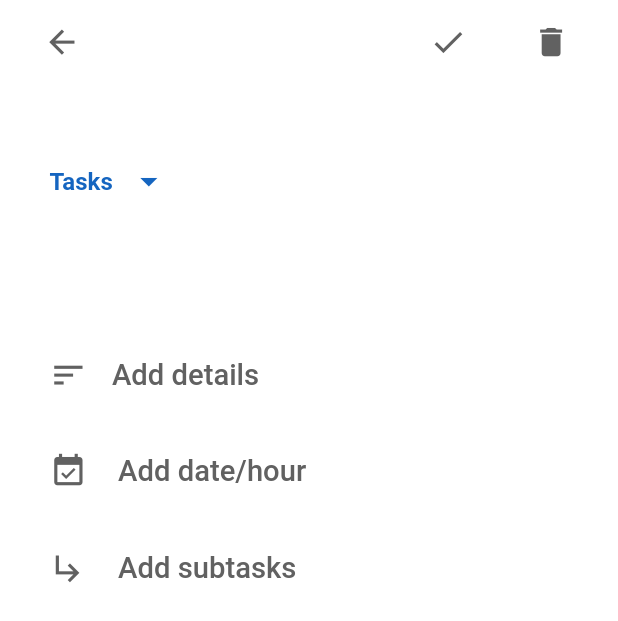
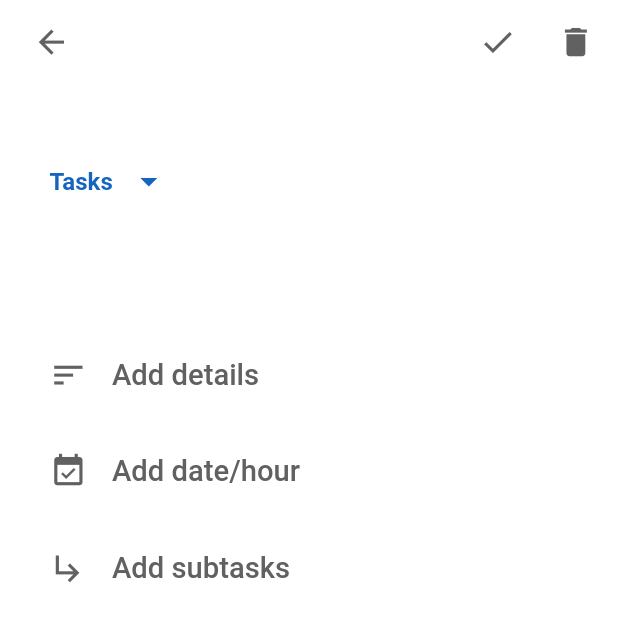
Before and after one commit to jakubjaniec/google-tasks-clone, a Flutter app: the DetailsScreen screen opened directly with empty values, on a phone screen of 412 x 824 dp. Shown: the top 621 px of the screen. Run offline on Flutter 3.47's test engine with Material 2 defaults, Android fonts, the phone set to English and light mode, and no system bars; our stand-ins replace device_preview, localstorage, sliding_up_panel.

Commit message:
Make few small changes related to the UI

```diff
--- a/lib/widgets/details/app_bar.dart
+++ b/lib/widgets/details/app_bar.dart
@@ -22,7 +22,7 @@ class DetailsAppBar extends StatelessWidget implements PreferredSizeWidget {
       backgroundColor: Colors.transparent,
       iconTheme: IconThemeData(color: Colors.grey[700]),
       leading: Padding(
-        padding: EdgeInsets.only(left: size.width * 0.05),
+        padding: EdgeInsets.only(left: size.width * 0.03),
         child: IconButton(
           icon: const Icon(Icons.arrow_back),
           iconSize: state.getAdaptiveTextSize(context, 22),
@@ -38,7 +38,7 @@ class DetailsAppBar extends StatelessWidget implements PreferredSizeWidget {
           onPressed: () => state.markDone(index, context, 'details'),
         ),
         Padding(
-          padding: EdgeInsets.symmetric(horizontal: size.width * 0.05),
+          padding: EdgeInsets.symmetric(horizontal: size.width * 0.01),
           child: IconButton(
             icon: const Icon(Icons.delete),
             iconSize: state.getAdaptiveTextSize(context, 22),
--- a/lib/widgets/details/option.dart
+++ b/lib/widgets/details/option.dart
@@ -46,7 +46,7 @@ class Option extends StatelessWidget {
               )
             else
               Padding(
-                padding: EdgeInsets.only(left: size.width * 0.02),
+                padding: EdgeInsets.only(left: size.width * 0.01),
                 child: FlatButton(
                   textColor: Colors.grey[700],
                   padding: EdgeInsets.symmetric(horizontal: size.width * 0.03),
--- a/lib/widgets/home/bottom_bar.dart
+++ b/lib/widgets/home/bottom_bar.dart
@@ -55,7 +55,7 @@ class AddTaskPanelButton extends StatelessWidget {
           child: Icon(
             Icons.add,
             color: Colors.blue[600],
-            size: state.getAdaptiveTextSize(context, 28),
+            size: state.getAdaptiveTextSize(context, 34),
           ),
         ),
       ),
--- a/lib/widgets/home/list_title.dart
+++ b/lib/widgets/home/list_title.dart
@@ -16,11 +16,11 @@ class ListTitle extends StatelessWidget {
       children: [
         Padding(
           padding: EdgeInsets.symmetric(
-              horizontal: size.width * 0.19, vertical: size.height * 0.03),
+              horizontal: size.width * 0.17, vertical: size.height * 0.03),
           child: Text(
             activeList,
             style: TextStyle(
-              fontSize: state.getAdaptiveTextSize(context, 27),
+              fontSize: state.getAdaptiveTextSize(context, 34),
               fontFamily: 'Product Sans',
               fontWeight: FontWeight.w700,
             ),
--- a/lib/widgets/home/menu_panel.dart
+++ b/lib/widgets/home/menu_panel.dart
@@ -33,9 +33,9 @@ class MenuPanel extends StatelessWidget {
         backdropEnabled: true,
         borderRadius: radius,
         panel: Padding(
-          padding: EdgeInsets.symmetric(vertical: size.height * 0.03),
+          padding: EdgeInsets.only(top: size.height * 0.02),
           child: Column(
-            mainAxisAlignment: MainAxisAlignment.center,
+            mainAxisAlignment: MainAxisAlignment.end,
             children: [
               _UserSection(),
               Divider(color: Colors.grey[400]),
--- a/lib/widgets/home/options_panel.dart
+++ b/lib/widgets/home/options_panel.dart
@@ -18,7 +18,7 @@ class OptionsPanel extends StatelessWidget {
 
   @override
   Widget build(BuildContext context) {
-    final TaskProvider state = Provider.of<TaskProvider>(context, listen: true);
+    final TaskProvider state = context.watch<TaskProvider>();
     final Size size = MediaQuery.of(context).size;
     openPanel();
 
--- a/lib/widgets/home/task.dart
+++ b/lib/widgets/home/task.dart
@@ -10,7 +10,7 @@ class Task extends StatelessWidget {
 
   @override
   Widget build(BuildContext context) {
-    final TaskProvider state = Provider.of<TaskProvider>(context, listen: true);
+    final TaskProvider state = context.watch<TaskProvider>();
     final Size size = MediaQuery.of(context).size;
 
     final EdgeInsets contentPaddingDetails = EdgeInsets.symmetric(
```
Also changed, not shown: lib/providers/task_provider.dart (+7 -0 lines), lib/widgets/home/add_task_panel.dart (+5 -4 lines), lib/widgets/home/task_lists.dart (+13 -9 lines).
